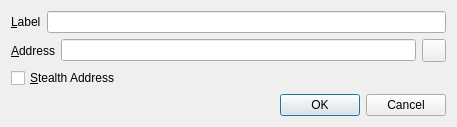
This is src/qt/forms/editaddressdialog.ui in willemjez/ion-old as Qt 5 draws it before an edit. The edited form follows.
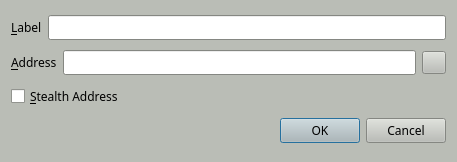
This is the edited form. Icons and pictures are not drawn.

Commit message: 🛠️🛠️🐼 Design, about window 💩 flushed 🚽, 😳files except src dir replaced😳

Patch:
```diff
--- a/src/qt/forms/editaddressdialog.ui
+++ b/src/qt/forms/editaddressdialog.ui
@@ -7,9 +7,424 @@
     <x>0</x>
     <y>0</y>
     <width>457</width>
-    <height>126</height>
+    <height>162</height>
    </rect>
   </property>
+  <property name="palette">
+   <palette>
+    <active>
+     <colorrole role="WindowText">
+      <brush brushstyle="SolidPattern">
+       <color alpha="255">
+        <red>0</red>
+        <green>0</green>
+        <blue>0</blue>
+       </color>
+      </brush>
+     </colorrole>
+     <colorrole role="Button">
+      <brush brushstyle="SolidPattern">
+       <color alpha="255">
+        <red>186</red>
+        <green>189</green>
+        <blue>182</blue>
+       </color>
+      </brush>
+     </colorrole>
+     <colorrole role="Light">
+      <brush brushstyle="SolidPattern">
+       <color alpha="255">
+        <red>255</red>
+        <green>255</green>
+        <blue>255</blue>
+       </color>
+      </brush>
+     </colorrole>
+     <colorrole role="Midlight">
+      <brush brushstyle="SolidPattern">
+       <color alpha="255">
+        <red>220</red>
+        <green>222</green>
+        <blue>218</blue>
+       </color>
+      </brush>
+     </colorrole>
+     <colorrole role="Dark">
+      <brush brushstyle="SolidPattern">
+       <color alpha="255">
+        <red>93</red>
+        <green>94</green>
+        <blue>91</blue>
+       </color>
+      </brush>
+     </colorrole>
+     <colorrole role="Mid">
+      <brush brushstyle="SolidPattern">
+       <color alpha="255">
+        <red>124</red>
+        <green>126</green>
+        <blue>121</blue>
+       </color>
+      </brush>
+     </colorrole>
+     <colorrole role="Text">
+      <brush brushstyle="SolidPattern">
+       <color alpha="255">
+        <red>0</red>
+        <green>0</green>
+        <blue>0</blue>
+       </color>
+      </brush>
+     </colorrole>
+     <colorrole role="BrightText">
+      <brush brushstyle="SolidPattern">
+       <color alpha="255">
+        <red>255</red>
+        <green>255</green>
+        <blue>255</blue>
+       </color>
+      </brush>
+     </colorrole>
+     <colorrole role="ButtonText">
+      <brush brushstyle="SolidPattern">
+       <color alpha="255">
+        <red>0</red>
+        <green>0</green>
+        <blue>0</blue>
+       </color>
+      </brush>
+     </colorrole>
+     <colorrole role="Base">
+      <brush brushstyle="SolidPattern">
+       <color alpha="255">
+        <red>255</red>
+        <green>255</green>
+        <blue>255</blue>
+       </color>
+      </brush>
+     </colorrole>
+     <colorrole role="Window">
+      <brush brushstyle="SolidPattern">
+       <color alpha="255">
+        <red>186</red>
+        <green>189</green>
+        <blue>182</blue>
+       </color>
+      </brush>
+     </colorrole>
+     <colorrole role="Shadow">
+      <brush brushstyle="SolidPattern">
+       <color alpha="255">
+        <red>0</red>
+        <green>0</green>
+        <blue>0</blue>
+       </color>
+      </brush>
+     </colorrole>
+     <colorrole role="AlternateBase">
+      <brush brushstyle="SolidPattern">
+       <color alpha="255">
+        <red>220</red>
+        <green>222</green>
+        <blue>218</blue>
+       </color>
+      </brush>
+     </colorrole>
+     <colorrole role="ToolTipBase">
+      <brush brushstyle="SolidPattern">
+       <color alpha="255">
+        <red>255</red>
+        <green>255</green>
+        <blue>220</blue>
+       </color>
+      </brush>
+     </colorrole>
+     <colorrole role="ToolTipText">
+      <brush brushstyle="SolidPattern">
+       <color alpha="255">
+        <red>0</red>
+        <green>0</green>
+        <blue>0</blue>
+       </color>
+      </brush>
+     </colorrole>
+    </active>
+    <inactive>
+     <colorrole role="WindowText">
+      <brush brushstyle="SolidPattern">
+       <color alpha="255">
+        <red>0</red>
+        <green>0</green>
+        <blue>0</blue>
+       </color>
+      </brush>
+     </colorrole>
+     <colorrole role="Button">
+      <brush brushstyle="SolidPattern">
+       <color alpha="255">
+        <red>186</red>
+        <green>189</green>
+        <blue>182</blue>
+       </color>
+      </brush>
+     </colorrole>
+     <colorrole role="Light">
+      <brush brushstyle="SolidPattern">
+       <color alpha="255">
+        <red>255</red>
+        <green>255</green>
+        <blue>255</blue>
+       </color>
+      </brush>
+     </colorrole>
+     <colorrole role="Midlight">
+      <brush brushstyle="SolidPattern">
+       <color alpha="255">
+        <red>220</red>
+        <green>222</green>
+        <blue>218</blue>
+       </color>
+      </brush>
+     </colorrole>
+     <colorrole role="Dark">
+      <brush brushstyle="SolidPattern">
+       <color alpha="255">
+        <red>93</red>
+        <green>94</green>
+        <blue>91</blue>
+       </color>
+      </brush>
+     </colorrole>
+     <colorrole role="Mid">
+      <brush brushstyle="SolidPattern">
+       <color alpha="255">
+        <red>124</red>
+        <green>126</green>
+        <blue>121</blue>
+       </color>
+      </brush>
+     </colorrole>
+     <colorrole role="Text">
+      <brush brushstyle="SolidPattern">
+       <color alpha="255">
+        <red>0</red>
+        <green>0</green>
+        <blue>0</blue>
+       </color>
+      </brush>
+     </colorrole>
+     <colorrole role="BrightText">
+      <brush brushstyle="SolidPattern">
+       <color alpha="255">
+        <red>255</red>
+        <green>255</green>
+        <blue>255</blue>
+       </color>
+      </brush>
+     </colorrole>
+     <colorrole role="ButtonText">
+      <brush brushstyle="SolidPattern">
+       <color alpha="255">
+        <red>0</red>
+        <green>0</green>
+        <blue>0</blue>
+       </color>
+      </brush>
+     </colorrole>
+     <colorrole role="Base">
+      <brush brushstyle="SolidPattern">
+       <color alpha="255">
+        <red>255</red>
+        <green>255</green>
+        <blue>255</blue>
+       </color>
+      </brush>
+     </colorrole>
+     <colorrole role="Window">
+      <brush brushstyle="SolidPattern">
+       <color alpha="255">
+        <red>186</red>
+        <green>189</green>
+        <blue>182</blue>
+       </color>
+      </brush>
+     </colorrole>
+     <colorrole role="Shadow">
+      <brush brushstyle="SolidPattern">
+       <color alpha="255">
+        <red>0</red>
+        <green>0</green>
+        <blue>0</blue>
+       </color>
+      </brush>
+     </colorrole>
+     <colorrole role="AlternateBase">
+      <brush brushstyle="SolidPattern">
+       <color alpha="255">
+        <red>220</red>
+        <green>222</green>
+        <blue>218</blue>
+       </color>
+      </brush>
+     </colorrole>
+     <colorrole role="ToolTipBase">
+      <brush brushstyle="SolidPattern">
+       <color alpha="255">
+        <red>255</red>
+        <green>255</green>
+        <blue>220</blue>
+       </color>
+      </brush>
+     </colorrole>
+     <colorrole role="ToolTipText">
+      <brush brushstyle="SolidPattern">
+       <color alpha="255">
+        <red>0</red>
+        <green>0</green>
+        <blue>0</blue>
+       </color>
+      </brush>
+     </colorrole>
+    </inactive>
+    <disabled>
+     <colorrole role="WindowText">
+      <brush brushstyle="SolidPattern">
+       <color alpha="255">
+        <red>93</red>
+        <green>94</green>
+        <blue>91</blue>
+       </color>
+      </brush>
+     </colorrole>
+     <colorrole role="Button">
+      <brush brushstyle="SolidPattern">
+       <color alpha="255">
+        <red>186</red>
+        <green>189</green>
+        <blue>182</blue>
+       </color>
+      </brush>
+     </colorrole>
+     <colorrole role="Light">
+      <brush brushstyle="SolidPattern">
+       <color alpha="255">
+        <red>255</red>
+        <green>255</green>
+        <blue>255</blue>
+       </color>
+      </brush>
+     </colorrole>
+     <colorrole role="Midlight">
+      <brush brushstyle="SolidPattern">
+       <color alpha="255">
+        <red>220</red>
+        <green>222</green>
+        <blue>218</blue>
+       </color>
+      </brush>
+     </colorrole>
+     <colorrole role="Dark">
+      <brush brushstyle="SolidPattern">
+       <color alpha="255">
+        <red>93</red>
+        <green>94</green>
+        <blue>91</blue>
+       </color>
+      </brush>
+     </colorrole>
+     <colorrole role="Mid">
+      <brush brushstyle="SolidPattern">
+       <color alpha="255">
+        <red>124</red>
+        <green>126</green>
+        <blue>121</blue>
+       </color>
+      </brush>
+     </colorrole>
+     <colorrole role="Text">
+      <brush brushstyle="SolidPattern">
+       <color alpha="255">
+        <red>93</red>
+        <green>94</green>
+        <blue>91</blue>
+       </color>
+      </brush>
+     </colorrole>
+     <colorrole role="BrightText">
+      <brush brushstyle="SolidPattern">
+       <color alpha="255">
+        <red>255</red>
+        <green>255</green>
+        <blue>255</blue>
+       </color>
+      </brush>
+     </colorrole>
+     <colorrole role="ButtonText">
+      <brush brushstyle="SolidPattern">
+       <color alpha="255">
+        <red>93</red>
+        <green>94</green>
+        <blue>91</blue>
+       </color>
+      </brush>
+     </colorrole>
+     <colorrole role="Base">
+      <brush brushstyle="SolidPattern">
+       <color alpha="255">
+        <red>186</red>
+        <green>189</green>
+        <blue>182</blue>
+       </color>
+      </brush>
+     </colorrole>
+     <colorrole role="Window">
+      <brush brushstyle="SolidPattern">
+       <color alpha="255">
+        <red>186</red>
+        <green>189</green>
+        <blue>182</blue>
+       </color>
+      </brush>
+     </colorrole>
+     <colorrole role="Shadow">
+      <brush brushstyle="SolidPattern">
+       <color alpha="255">
+        <red>0</red>
+        <green>0</green>
+        <blue>0</blue>
+       </color>
+      </brush>
+     </colorrole>
+     <colorrole role="AlternateBase">
+      <brush brushstyle="SolidPattern">
+       <color alpha="255">
+        <red>186</red>
+        <green>189</green>
+        <blue>182</blue>
+       </color>
+      </brush>
+     </colorrole>
+     <colorrole role="ToolTipBase">
+      <brush brushstyle="SolidPattern">
+       <color alpha="255">
+        <red>255</red>
+        <green>255</green>
+        <blue>220</blue>
+       </color>
+      </brush>
+     </colorrole>
+     <colorrole role="ToolTipText">
+      <brush brushstyle="SolidPattern">
+       <color alpha="255">
+        <red>0</red>
+        <green>0</green>
+        <blue>0</blue>
+       </color>
+      </brush>
+     </colorrole>
+    </disabled>
+   </palette>
+  </property>
   <property name="windowTitle">
    <string>Edit Address</string>
   </property>
@@ -18,6 +433,11 @@
     <layout class="QHBoxLayout" name="horizontalLayout_4">
      <item>
       <widget class="QLabel" name="label">
+       <property name="font">
+        <font>
+         <family>Sawasdee</family>
+        </font>
+       </property>
        <property name="text">
         <string>&amp;Label</string>
        </property>
@@ -28,6 +448,11 @@
      </item>
      <item>
       <widget class="QLineEdit" name="labelEdit">
+       <property name="font">
+        <font>
+         <family>Sawasdee</family>
+        </font>
+       </property>
        <property name="toolTip">
         <string>The label associated with this address book entry</string>
        </property>
@@ -39,6 +464,11 @@
     <layout class="QHBoxLayout" name="horizontalLayout_3">
      <item>
       <widget class="QLabel" name="label_2">
+       <property name="font">
+        <font>
+         <family>Sawasdee</family>
+        </font>
+       </property>
        <property name="text">
         <string>&amp;Address</string>
        </property>
@@ -49,6 +479,11 @@
      </item>
      <item>
       <widget class="QLineEdit" name="addressEdit">
+       <property name="font">
+        <font>
+         <family>Sawasdee</family>
+        </font>
+       </property>
        <property name="toolTip">
         <string>The address associated with this address book entry. This can only be modified for sending addresses.</string>
        </property>
@@ -56,6 +491,11 @@
      </item>
      <item>
       <widget class="QToolButton" name="EditAddressPasteButton">
+       <property name="font">
+        <font>
+         <family>Sawasdee</family>
+        </font>
+       </property>
        <property name="toolTip">
         <string>Paste address from clipboard</string>
        </property>
@@ -75,6 +515,11 @@
    </item>
    <item row="2" column="0">
     <widget class="QCheckBox" name="stealthCB">
+     <property name="font">
+      <font>
+       <family>Sawasdee</family>
+      </font>
+     </property>
      <property name="text">
       <string>&amp;Stealth Address</string>
      </property>
@@ -82,6 +527,11 @@
    </item>
    <item row="3" column="0">
     <widget class="QDialogButtonBox" name="buttonBox">
+     <property name="font">
+      <font>
+       <family>Sawasdee</family>
+      </font>
+     </property>
      <property name="orientation">
       <enum>Qt::Horizontal</enum>
      </property>
```
The commit also changes 555 other files.
